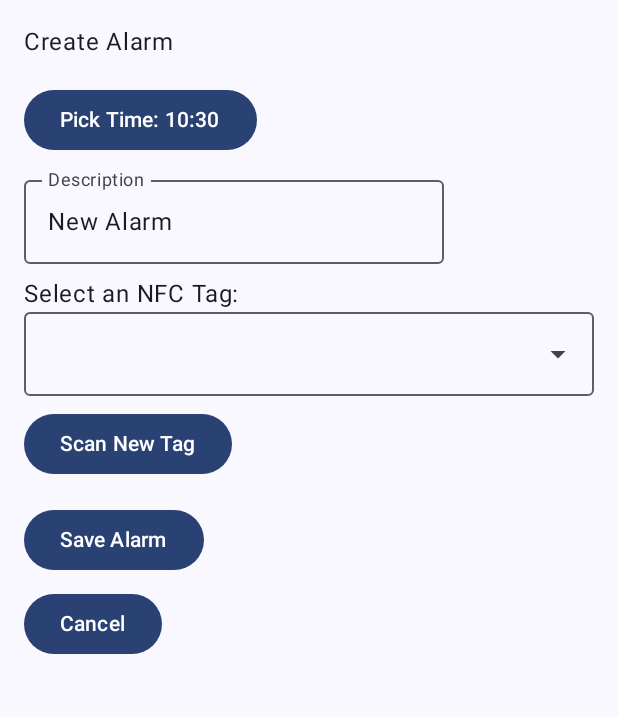
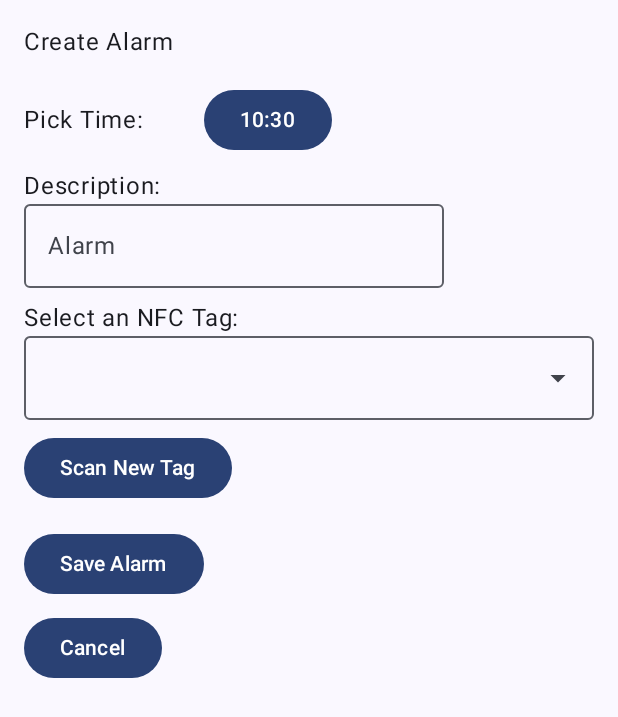
Before and after one commit to jansigi/TagAlarm, an Android app built with Jetpack Compose: the composable AlarmEditScreen shown on its own in the app's theme, after a tap on "Save Alarm", on a phone screen of 412 x 824 dp. Shown: the top 717 px of the screen. Run offline under Robolectric (Android 15) with nearby library versions, the light colour scheme and no system bars; our stand-ins replace Dagger/Hilt's generated code, Room's generated code; 1 statement that could not run was skipped.

Commit message:
clean up input fields

```diff
--- a/app/src/main/java/ch/js/tagalarm/ui/component/AlarmEditScreen.kt
+++ b/app/src/main/java/ch/js/tagalarm/ui/component/AlarmEditScreen.kt
@@ -3,8 +3,10 @@ package ch.js.tagalarm.ui.component
 import android.app.TimePickerDialog
 import android.content.Context
 import androidx.compose.foundation.clickable
+import androidx.compose.foundation.layout.Arrangement
 import androidx.compose.foundation.layout.Box
 import androidx.compose.foundation.layout.Column
+import androidx.compose.foundation.layout.Row
 import androidx.compose.foundation.layout.Spacer
 import androidx.compose.foundation.layout.fillMaxSize
 import androidx.compose.foundation.layout.fillMaxWidth
@@ -24,6 +26,7 @@ import androidx.compose.runtime.getValue
 import androidx.compose.runtime.mutableStateOf
 import androidx.compose.runtime.remember
 import androidx.compose.runtime.setValue
+import androidx.compose.ui.Alignment
 import androidx.compose.ui.Modifier
 import androidx.compose.ui.platform.LocalContext
 import androidx.compose.ui.unit.dp
@@ -45,8 +48,8 @@ fun AlarmEditScreen(
     val existingAlarm = alarmsState.find { it.id == alarmId }
 
     var time by remember { mutableStateOf(existingAlarm?.time ?: LocalTime.of(LocalTime.now().hour, LocalTime.now().minute)) }
-    var description by remember { mutableStateOf(existingAlarm?.description ?: "New Alarm") }
-    var selectedNfcTagSerial by remember { mutableStateOf(existingAlarm?.nfcSerial ?: "") }
+    var description by remember { mutableStateOf(existingAlarm?.description.orEmpty()) }
+    var selectedNfcTagSerial by remember { mutableStateOf(existingAlarm?.nfcSerial.orEmpty()) }
     var showTimePicker by remember { mutableStateOf(false) }
 
     if (showTimePicker) {
@@ -71,18 +74,23 @@ fun AlarmEditScreen(
 
         Spacer(modifier = Modifier.height(16.dp))
 
-        Button(
-            onClick = { showTimePicker = true },
-        ) {
-            Text(text = "Pick Time: $time")
+        Row(horizontalArrangement = Arrangement.Center, verticalAlignment = Alignment.CenterVertically) {
+            Text(text = "Pick Time:")
+            Spacer(modifier = Modifier.padding(20.dp))
+            Button(
+                onClick = { showTimePicker = true },
+            ) {
+                Text(text = "$time")
+            }
         }
 
         Spacer(modifier = Modifier.height(8.dp))
 
+        Text(text = "Description:")
         OutlinedTextField(
             value = description,
+            placeholder = { Text("Alarm") },
             onValueChange = { description = it },
-            label = { Text("Description") },
         )
 
         Spacer(modifier = Modifier.height(8.dp))
@@ -141,7 +149,7 @@ fun AlarmEditScreen(
                     id = existingAlarm?.id,
                     time = time,
                     active = true,
-                    description = description,
+                    description = description.ifBlank { "Alarm" },
                     nfcSerial = selectedNfcTagSerial.ifBlank { null },
                 )
                 alarmViewModel.saveAlarm(alarm)
```
